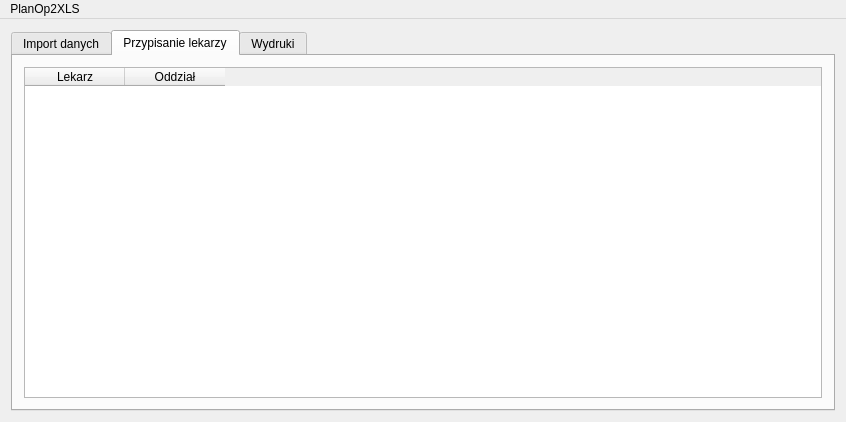
Old version of the form amms_planop2xls/mainwindow.ui in the repository mpasternak/amms-planop2xls.
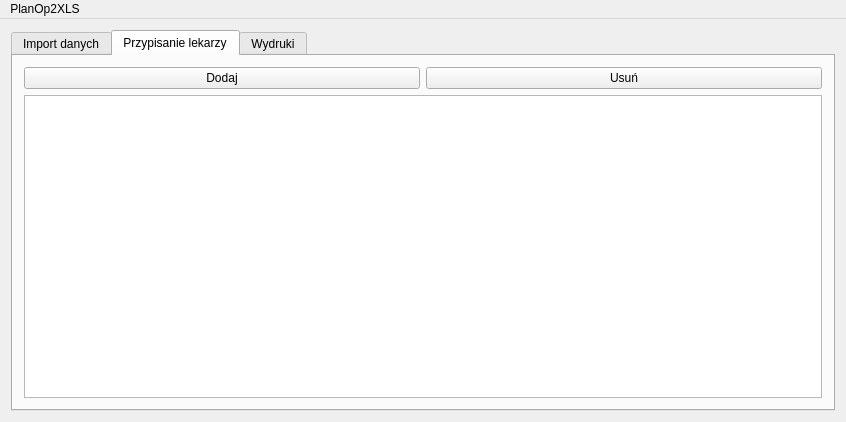
New version of the form. The open tabs and pages were chosen to show the change.

Commit message: Wstępny rys UI

The edit to the form file:
```diff
--- a/amms_planop2xls/mainwindow.ui
+++ b/amms_planop2xls/mainwindow.ui
@@ -120,20 +120,31 @@
        <attribute name="title">
         <string>Przypisanie lekarzy</string>
        </attribute>
+       <layout class="QHBoxLayout" name="horizontalLayout_4">
+        <item>
        <layout class="QVBoxLayout" name="verticalLayout_3">
         <item>
-         <widget class="QTableWidget" name="przypisaniaLekarzyTable">
-          <column>
+           <layout class="QHBoxLayout" name="horizontalLayout_3">
+            <item>
+             <widget class="QPushButton" name="dodajPrzypisanieButton">
            <property name="text">
-            <string>Lekarz</string>
-           </property>
-          </column>
-          <column>
+               <string>Dodaj</string>
+              </property>
+             </widget>
+            </item>
+            <item>
+             <widget class="QPushButton" name="usunPrzypisanieButton">
            <property name="text">
-            <string>Oddział</string>
-           </property>
-          </column>
-         </widget>
+               <string>Usuń</string>
+              </property>
+             </widget>
+            </item>
+           </layout>
+          </item>
+          <item>
+           <widget class="QTableView" name="daneLekarzyTable"/>
+          </item>
+         </layout>
         </item>
        </layout>
       </widget>
```
Left out of the diff: 14 changed lines with no effect on the pictures. Lines whose indentation alone changed are shown as unchanged.
